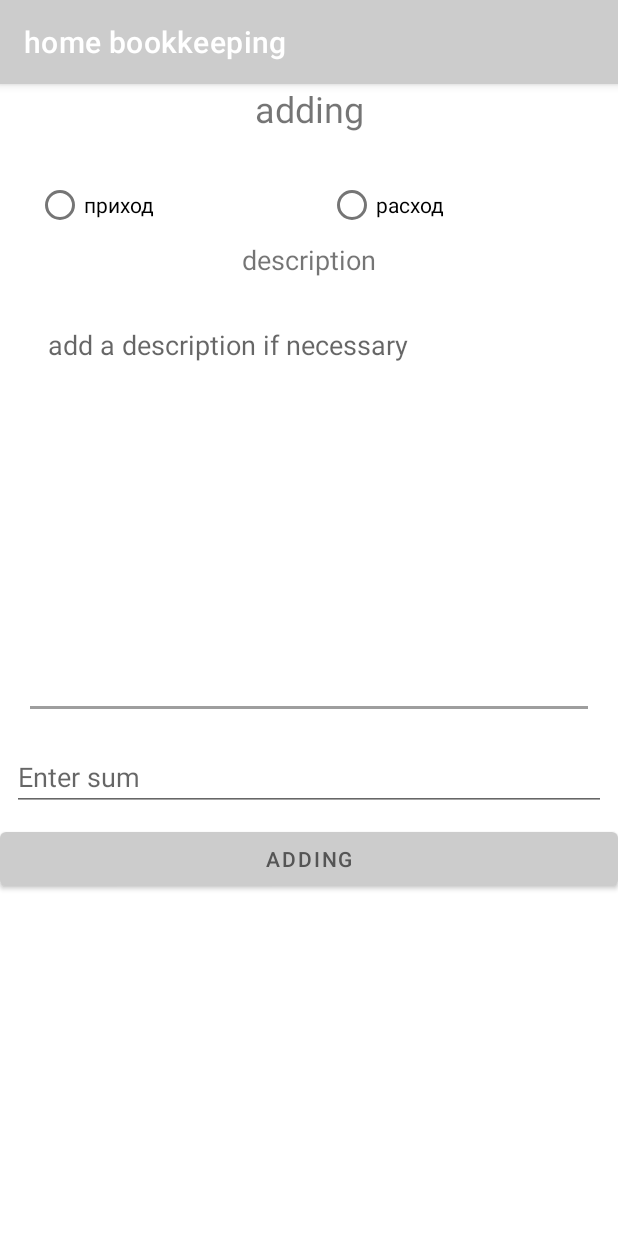
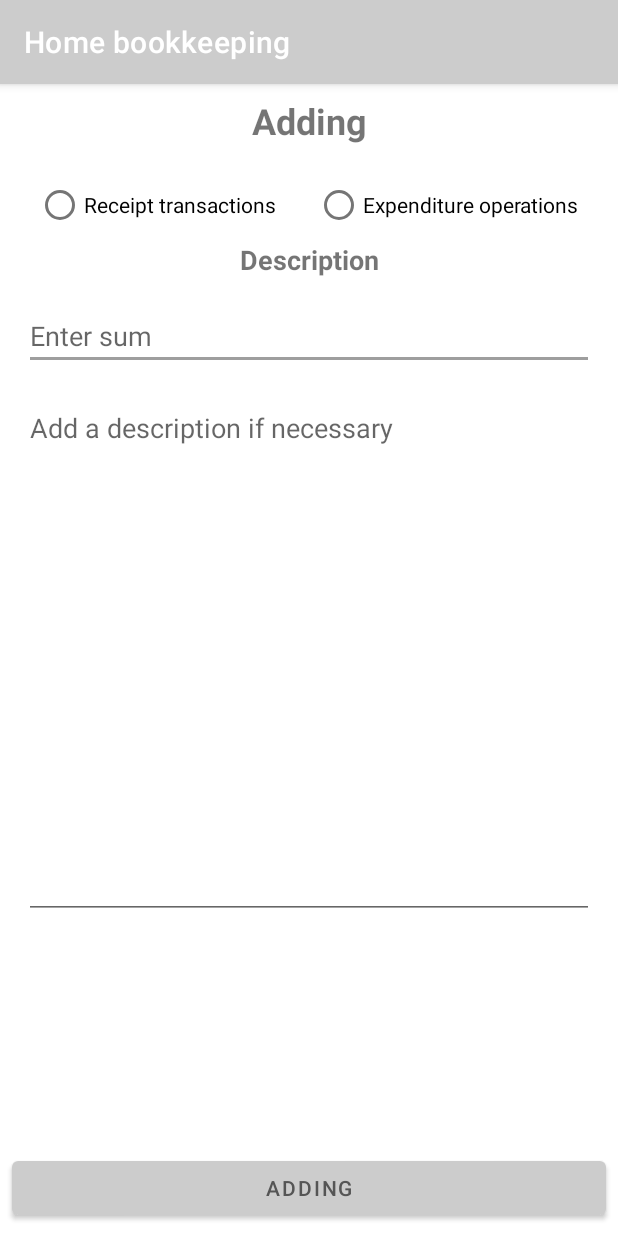
Before and after one commit to chicony83/homeBuch, an Android app: the AddNewmoneyMovingActivity screen opened directly, with no data from a screen before it, on a phone screen of 412 x 824 dp. Run offline under Robolectric (Android 15) with nearby library versions, the phone set to English and light mode, and no system bars.

Commit message:
refactoring code

```diff
--- a/app/src/main/java/com/chico/homebuch/AddNewmoneyMovingActivity.kt
+++ b/app/src/main/java/com/chico/homebuch/AddNewmoneyMovingActivity.kt
@@ -1,21 +1,17 @@
 package com.chico.homebuch
 
 import android.app.Activity
-import android.content.pm.ActivityInfo
-import androidx.appcompat.app.AppCompatActivity
 import android.os.Bundle
-import android.view.WindowManager
 import android.widget.Button
 import android.widget.EditText
 import android.widget.RadioButton
 import android.widget.Toast
+import androidx.appcompat.app.AppCompatActivity
 import com.chico.homebuch.database.AppDataBase
 import com.chico.homebuch.database.entity.MovingMoneyInfo
 import kotlinx.coroutines.CoroutineScope
 import kotlinx.coroutines.Dispatchers
 import kotlinx.coroutines.launch
-import java.text.SimpleDateFormat
-import java.util.*
 
 class AddNewmoneyMovingActivity : AppCompatActivity() {
 
@@ -69,7 +65,7 @@ class AddNewmoneyMovingActivity : AppCompatActivity() {
             setResult(Activity.RESULT_OK)
             finish()
         } else {
-            Toast.makeText(this, "Заполните все поля", Toast.LENGTH_SHORT).show()
+            Toast.makeText(this, R.string.input_data_text, Toast.LENGTH_SHORT).show()
         }
     }
 }
--- a/app/src/main/res/layout/activity_add_new_money_moving.xml
+++ b/app/src/main/res/layout/activity_add_new_money_moving.xml
@@ -7,33 +7,28 @@
     tools:context=".AddNewmoneyMovingActivity">
 
     <TextView
-        android:id="@+id/textView"
+        android:id="@+id/textViewHeader"
         android:layout_width="match_parent"
         android:layout_height="wrap_content"
         android:gravity="center"
         android:text="@string/addingNewMoneyMove_text"
         android:textSize="@dimen/H1"
+        android:textStyle="bold"
+        android:layout_margin="@dimen/normalMargin"
         app:layout_constraintTop_toTopOf="parent"
         tools:ignore="MissingConstraints" />
-
-    <androidx.constraintlayout.widget.ConstraintLayout
-        android:layout_width="match_parent"
-        android:layout_height="500dp"
-        android:layout_marginTop="@dimen/normalMargin"
-        app:layout_constraintTop_toBottomOf="@+id/textView"
-        tools:ignore="MissingConstraints">
 
     <LinearLayout
         android:id="@+id/linearLayout2"
         android:layout_width="match_parent"
-            android:layout_height="wrap_content">
+        android:layout_height="wrap_content"
+        app:layout_constraintTop_toBottomOf="@+id/textViewHeader">
 
         <RadioGroup
             android:layout_width="match_parent"
             android:layout_height="wrap_content"
             android:orientation="horizontal"
-                 >
-
+            tools:ignore="UselessParent">
 
             <RadioButton
                 android:id="@+id/incomingMoney_radio"
@@ -42,9 +37,9 @@
                 android:layout_marginStart="@dimen/tripleMargin"
                 android:layout_marginTop="@dimen/doubleMargin"
                 android:layout_weight="1"
-                    android:text="приход"
-                    app:layout_constraintStart_toStartOf="parent"
-                    app:layout_constraintTop_toTopOf="parent" />
+                android:text="@string/receipt_transactions"
+                app:layout_constraintStart_toStartOf="@+id/linearLayout2"
+                app:layout_constraintTop_toTopOf="@id/linearLayout2" />
 
             <RadioButton
                 android:id="@+id/costMoney_radio"
@@ -52,55 +47,51 @@
                 android:layout_height="wrap_content"
                 android:layout_marginTop="@dimen/doubleMargin"
                 android:layout_weight="1"
-                    android:text="расход"
+                android:text="@string/expenditure_operations"
                 app:layout_constraintStart_toEndOf="@+id/incomingMoney_radio"
-                    app:layout_constraintTop_toTopOf="parent" />
-
+                app:layout_constraintTop_toTopOf="@id/linearLayout2" />
         </RadioGroup>
 
     </LinearLayout>
 
     <TextView
-            android:id="@+id/textView2"
+        android:id="@+id/tv_description"
         android:layout_width="match_parent"
         android:layout_height="wrap_content"
         android:gravity="center"
         android:text="@string/description_text"
         android:textSize="@dimen/H2"
-            app:layout_constraintTop_toBottomOf="@+id/linearLayout2"
-            tools:layout_editor_absoluteX="16dp" />
-
-        <EditText
-            android:id="@+id/description_et"
-            android:layout_width="match_parent"
-            android:layout_height="0dp"
-            android:layout_margin="@dimen/doubleMargin"
-
-            android:gravity="start"
-            android:hint="@string/description_editText"
-            android:padding="@dimen/doubleMargin"
-
-            app:layout_constraintBottom_toTopOf="@+id/sum_et"
-            app:layout_constraintTop_toBottomOf="@+id/textView2"
-            tools:layout_editor_absoluteX="16dp" />
+        android:textStyle="bold"
+        app:layout_constraintTop_toBottomOf="@+id/linearLayout2" />
 
     <EditText
         android:id="@+id/sum_et"
         android:layout_width="match_parent"
         android:layout_height="wrap_content"
-            android:layout_margin="@dimen/normalMargin"
-            app:layout_constraintBottom_toTopOf="@+id/addingInBase_button"
-            tools:layout_editor_absoluteX="8dp"
+        android:layout_margin="@dimen/doubleMargin"
         android:hint="@string/enter_sum"
         android:inputType="number"
-            android:singleLine="true"/>
+        android:singleLine="true"
+        app:layout_constraintTop_toBottomOf="@+id/tv_description"
+        tools:layout_editor_absoluteX="16dp"
+        android:importantForAutofill="no" />
+
+    <EditText
+        android:id="@+id/description_et"
+        android:layout_width="match_parent"
+        android:layout_height="350dp"
+        android:layout_margin="@dimen/doubleMargin"
+        android:gravity="start"
+        android:hint="@string/description_editText"
+        app:layout_constraintTop_toBottomOf="@+id/sum_et"
+        android:importantForAutofill="no" />
 
     <Button
-            android:text="@string/addingNewMoneyMove_text"
         android:id="@+id/addingInBase_button"
         android:layout_width="match_parent"
         android:layout_height="wrap_content"
+        android:layout_margin="@dimen/normalMargin"
+        android:text="@string/addingNewMoneyMove_text"
         app:layout_constraintBottom_toBottomOf="parent" />
-    </androidx.constraintlayout.widget.ConstraintLayout>
 
 </androidx.constraintlayout.widget.ConstraintLayout>
--- a/app/src/main/res/layout/activity_main.xml
+++ b/app/src/main/res/layout/activity_main.xml
@@ -17,6 +17,7 @@
     <Button
         android:id="@+id/reportsButton"
         android:textSize="@dimen/H2"
+        android:layout_margin="@dimen/doubleMargin"
         android:layout_width="wrap_content"
         android:layout_height="wrap_content"
         android:text="@string/reports_buttonText"
--- a/app/src/main/res/values/strings.xml
+++ b/app/src/main/res/values/strings.xml
@@ -1,12 +1,15 @@
 <resources>
-    <string name="app_name">home bookkeeping</string>
+    <string name="app_name">Home bookkeeping</string>
     <string name="incomingMoney_text">income</string>
     <string name="costMoney_text">costs</string>
     <string name="allMoney_text">all</string>
-    <string name="addNewMovingMoney_text">add income/costs</string>
-    <string name="addingNewMoneyMove_text">adding</string>
-    <string name="description_text">description</string>
-    <string name="description_editText">add a description if necessary</string>
+    <string name="addNewMovingMoney_text">Add income/costs</string>
+    <string name="addingNewMoneyMove_text">Adding</string>
+    <string name="description_text">Description</string>
+    <string name="description_editText">Add a description if necessary</string>
     <string name="enter_sum">Enter sum</string>
     <string name="reports_buttonText">reports</string>
+    <string name="receipt_transactions">Receipt transactions</string>
+    <string name="expenditure_operations">Expenditure operations</string>
+    <string name="input_data_text">Input all data!</string>
 </resources>
```
Also changed, not shown: 1 other file. Lines whose indentation alone changed are shown as unchanged.
